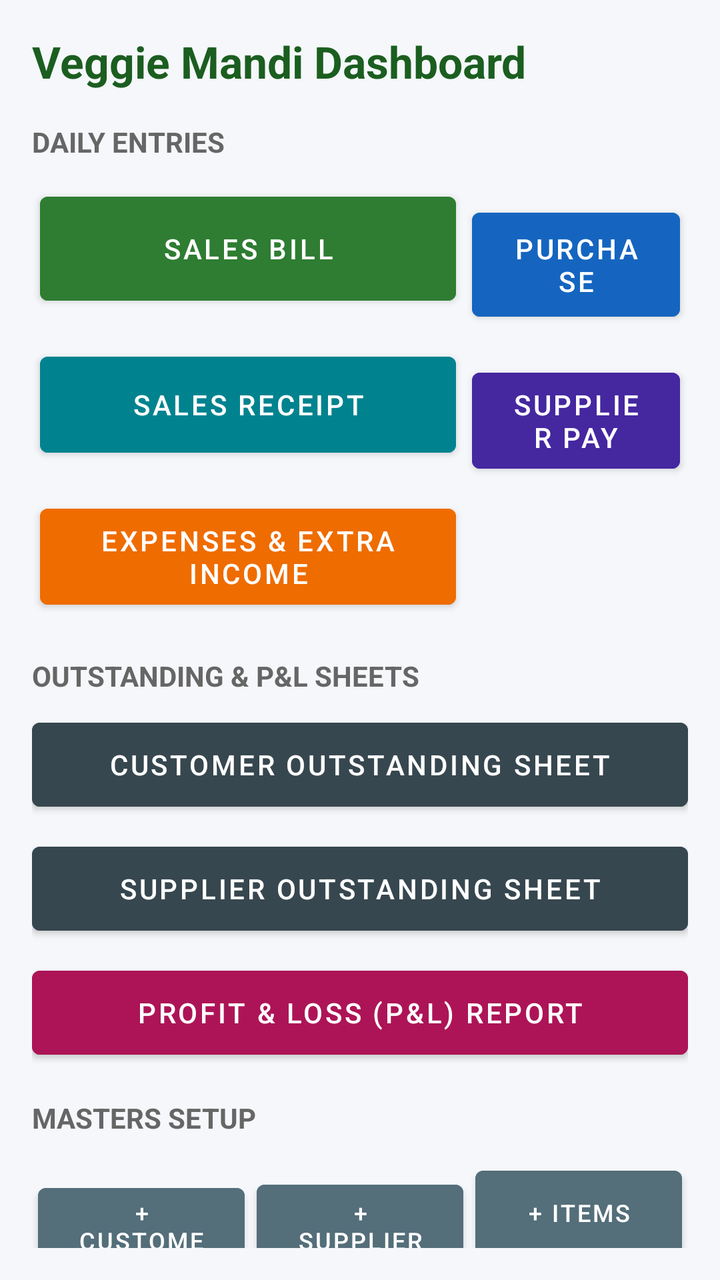
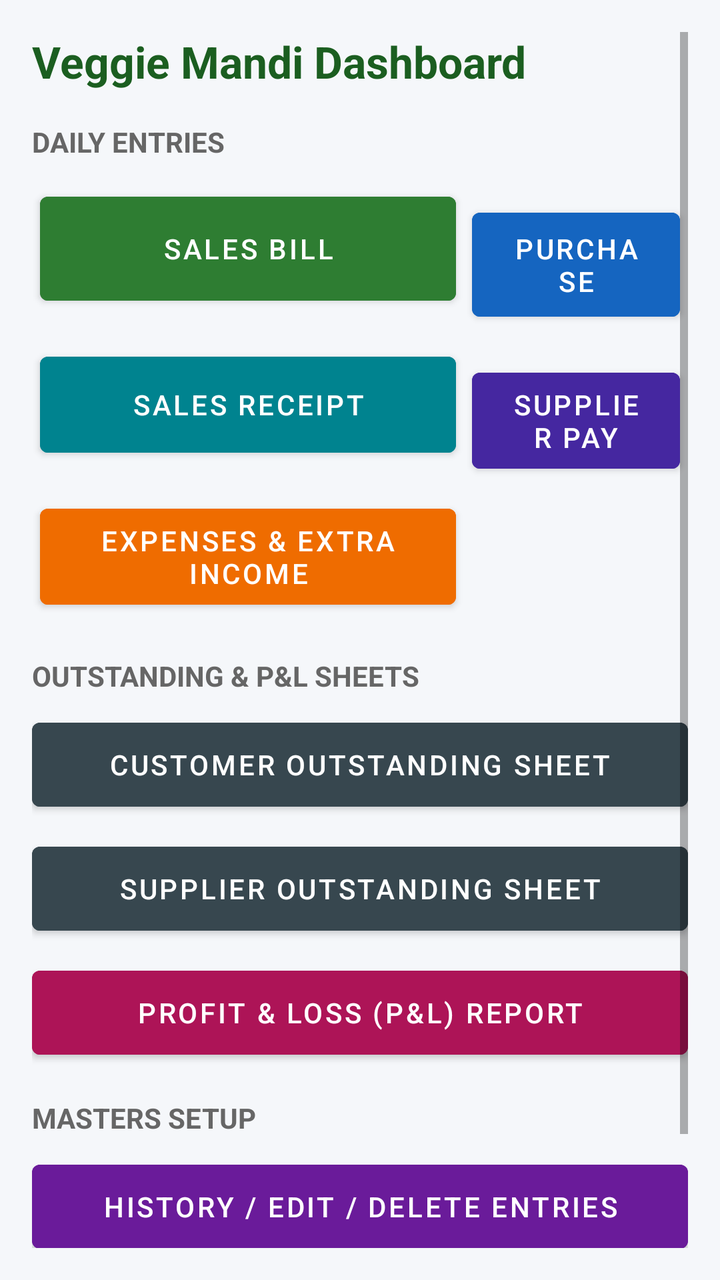

Before-and-after screenshots of an Android layout around one commit, followed by the original layout XML and the change that was made.
<!-- AndroidManifest.xml: application theme Theme.MaterialComponents.DayNight.DarkActionBar -->
<!-- res/layout/activity_dashboard.xml -->
<?xml version="1.0" encoding="utf-8"?>
<ScrollView xmlns:android="http://schemas.android.com/apk/res/android"
    android:layout_width="match_parent"
    android:layout_height="match_parent"
    android:background="#F5F7FA"
    android:padding="16dp">

    <LinearLayout
        android:layout_width="match_parent"
        android:layout_height="wrap_content"
        android:orientation="vertical">

        <TextView
            android:id="@+id/tvWelcome"
            android:layout_width="match_parent"
            android:layout_height="wrap_content"
            android:text="Veggie Mandi Dashboard"
            android:textSize="22sp"
            android:textStyle="bold"
            android:textColor="#1B5E20"
            android:layout_marginBottom="16dp" />

        
        <TextView
            android:layout_width="wrap_content"
            android:layout_height="wrap_content"
            android:text="DAILY ENTRIES"
            android:textStyle="bold"
            android:textColor="#666666"
            android:layout_marginBottom="8dp" />

        <GridLayout
            android:layout_width="match_parent"
            android:layout_height="wrap_content"
            android:columnCount="2"
            android:layout_marginBottom="16dp">

            <Button
                android:id="@+id/btnSales"
                android:layout_width="0dp"
                android:layout_height="64dp"
                android:layout_columnWeight="1"
                android:layout_margin="4dp"
                android:text="SALES BILL"
                android:backgroundTint="#2E7D32" />

            <Button
                android:id="@+id/btnPurchase"
                android:layout_width="0dp"
                android:layout_height="64dp"
                android:layout_columnWeight="1"
                android:layout_margin="4dp"
                android:text="PURCHASE"
                android:backgroundTint="#1565C0" />

            <Button
                android:id="@+id/btnSalesReceipt"
                android:layout_width="0dp"
                android:layout_height="60dp"
                android:layout_columnWeight="1"
                android:layout_margin="4dp"
                android:text="SALES RECEIPT"
                android:backgroundTint="#00838F" />

            <Button
                android:id="@+id/btnPurchasePayment"
                android:layout_width="0dp"
                android:layout_height="60dp"
                android:layout_columnWeight="1"
                android:layout_margin="4dp"
                android:text="SUPPLIER PAY"
                android:backgroundTint="#4527A0" />

            <Button
                android:id="@+id/btnExpenseIncome"
                android:layout_width="0dp"
                android:layout_height="60dp"
                android:layout_columnWeight="2"
                android:layout_margin="4dp"
                android:text="EXPENSES &amp; EXTRA INCOME"
                android:backgroundTint="#EF6C00" />
        </GridLayout>

        
        <TextView
            android:layout_width="wrap_content"
            android:layout_height="wrap_content"
            android:text="OUTSTANDING &amp; P&amp;L SHEETS"
            android:textStyle="bold"
            android:textColor="#666666"
            android:layout_marginBottom="8dp" />

        <Button
            android:id="@+id/btnCustomerOutstanding"
            android:layout_width="match_parent"
            android:layout_height="54dp"
            android:layout_marginBottom="8dp"
            android:text="CUSTOMER OUTSTANDING SHEET"
            android:backgroundTint="#37474F" />

        <Button
            android:id="@+id/btnSupplierOutstanding"
            android:layout_width="match_parent"
            android:layout_height="54dp"
            android:layout_marginBottom="8dp"
            android:text="SUPPLIER OUTSTANDING SHEET"
            android:backgroundTint="#37474F" />

        <Button
            android:id="@+id/btnProfitLoss"
            android:layout_width="match_parent"
            android:layout_height="54dp"
            android:layout_marginBottom="16dp"
            android:text="PROFIT &amp; LOSS (P&amp;L) REPORT"
            android:backgroundTint="#AD1457" />

        
        <TextView
            android:layout_width="wrap_content"
            android:layout_height="wrap_content"
            android:text="MASTERS SETUP"
            android:textStyle="bold"
            android:textColor="#666666"
            android:layout_marginBottom="8dp" />

        <LinearLayout
            android:layout_width="match_parent"
            android:layout_height="wrap_content"
            android:orientation="horizontal">

            <Button
                android:id="@+id/btnCustomers"
                android:layout_width="0dp"
                android:layout_height="54dp"
                android:layout_weight="1"
                android:layout_margin="3dp"
                android:text="+ Customer"
                android:textSize="12sp"
                android:backgroundTint="#546E7A" />

            <Button
                android:id="@+id/btnSuppliers"
                android:layout_width="0dp"
                android:layout_height="54dp"
                android:layout_weight="1"
                android:layout_margin="3dp"
                android:text="+ Supplier"
                android:textSize="12sp"
                android:backgroundTint="#546E7A" />

            <Button
                android:id="@+id/btnItems"
                android:layout_width="0dp"
                android:layout_height="54dp"
                android:layout_weight="1"
                android:layout_margin="3dp"
                android:text="+ Items"
                android:textSize="12sp"
                android:backgroundTint="#546E7A" />
        </LinearLayout>

    </LinearLayout>
</ScrollView>
<!-- resources referenced by this layout -->
<resources>

</resources>

<!-- the commit's change to res/layout/activity_dashboard.xml (unified diff, before → after) -->
@@ -122,6 +122,14 @@
             android:textStyle="bold"
             android:textColor="#666666"
             android:layout_marginBottom="8dp" />
+                <Button
+            android:id="@+id/btnHistory"
+            android:layout_width="match_parent"
+            android:layout_height="54dp"
+            android:layout_marginBottom="16dp"
+            android:text="HISTORY / EDIT / DELETE ENTRIES"
+            android:backgroundTint="#6A1B9A" />
+        
 
         <LinearLayout
             android:layout_width="match_parent"
